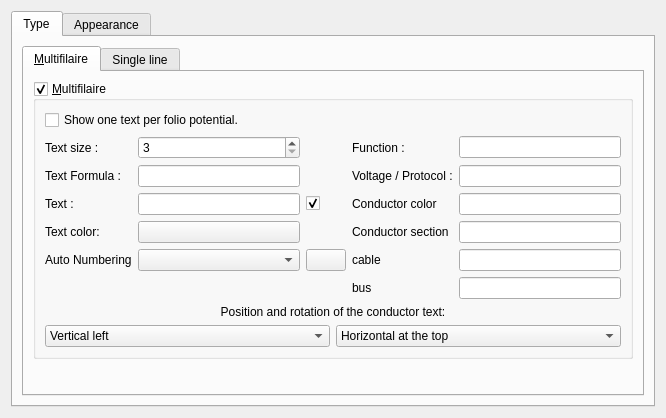
This is sources/ui/conductorpropertieswidget.ui in EmilOsvoll/qelectrotech-source-mirror as Qt 5 draws it before an edit. The edited form follows.
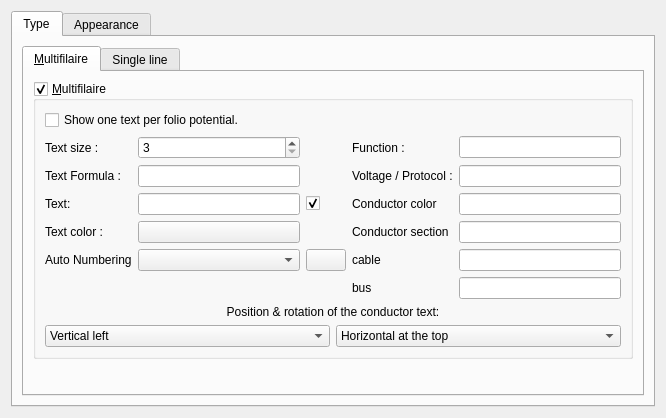
This is the edited form. Icons and pictures are not drawn. Custom widgets are drawn as their Qt base class.

What changed in the file:
```diff
--- a/sources/ui/conductorpropertieswidget.ui
+++ b/sources/ui/conductorpropertieswidget.ui
@@ -55,7 +55,7 @@
               <item row="4" column="0">
                <widget class="QLabel" name="label_14">
                 <property name="text">
-                 <string>Text color:</string>
+                 <string>Text color :</string>
                 </property>
                </widget>
               </item>
@@ -181,7 +181,7 @@
                 <item row="0" column="0" colspan="2">
                  <widget class="QLabel" name="label_3">
                   <property name="text">
-                   <string>Position and rotation of the conductor text:</string>
+                   <string>Position &amp; rotation of the conductor text:</string>
                   </property>
                   <property name="alignment">
                    <set>Qt::AlignHCenter|Qt::AlignTop</set>
@@ -210,7 +210,7 @@
               <item row="3" column="0">
                <widget class="QLabel" name="label">
                 <property name="text">
-                 <string>Text :</string>
+                 <string>Text:</string>
                 </property>
                </widget>
               </item>
```
Left out of the diff: 6 changed lines with no effect on the pictures.
